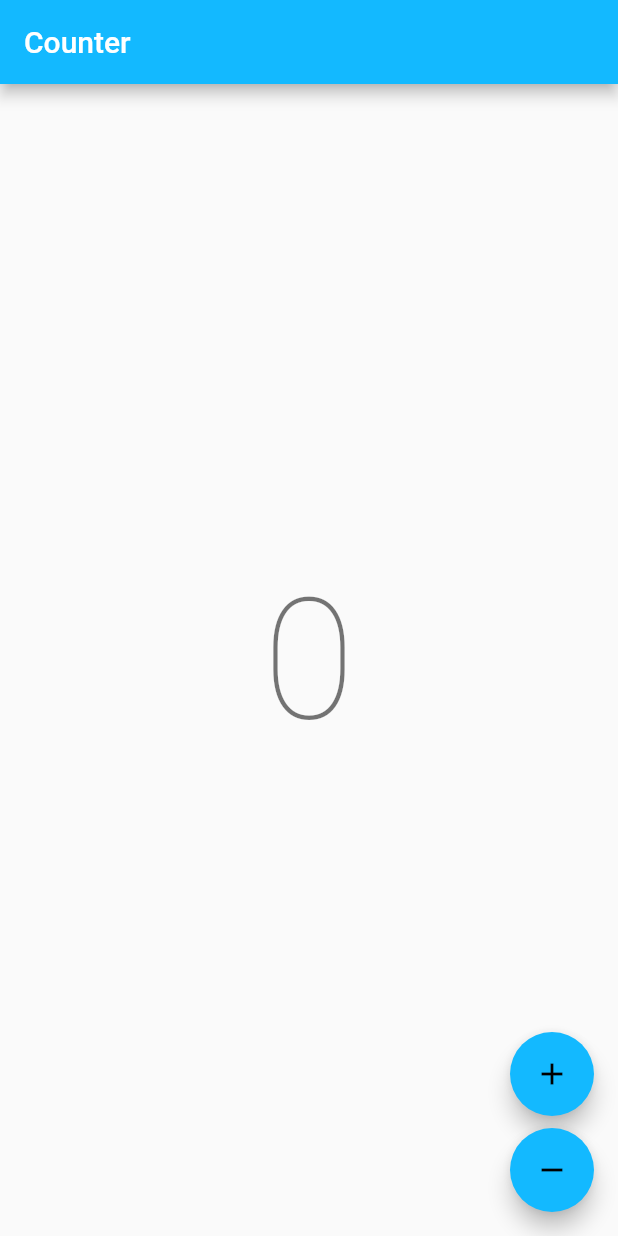
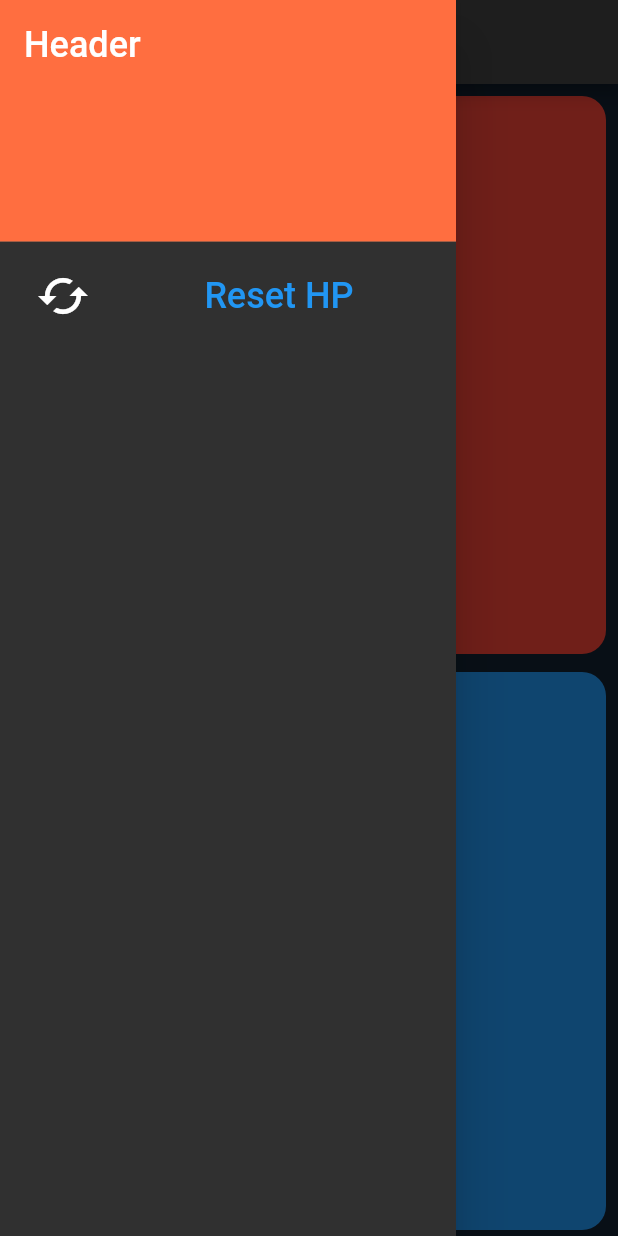
Before and after one commit to runiArnsbjornson/Apps_test_flutter, a Flutter app: the screen it shows after launch, with the side drawer open (before the commit the screen has no drawer), on a phone screen of 412 x 824 dp. Run offline on Flutter 3.47's test engine with Material 2 defaults, Android fonts, the phone set to English and light mode, and no system bars; our stand-ins replace bloc; generated files the repository leaves out were written again.

Commit message:
grosse avancée
ton avis et tes retours seraient hyper appréciés

```diff
--- a/runi_app/lib/app/app.dart
+++ b/runi_app/lib/app/app.dart
@@ -1 +1,194 @@
-export 'view/app.dart';
+import 'package:flutter/material.dart';
+
+const Color darkBlue = Color.fromARGB(255, 18, 32, 47);
+
+class MyApp extends StatefulWidget {
+  const MyApp({super.key});
+
+  @override
+  State<MyApp> createState() => _MyAppState();
+}
+
+class _MyAppState extends State<MyApp> {
+  final Player p1 = Player(2, 20);
+  final Player p2 = Player(2, 20);
+
+  @override
+  Widget build(BuildContext context) {
+    return MaterialApp(
+      theme: ThemeData.dark().copyWith(
+        scaffoldBackgroundColor: darkBlue,
+      ),
+      debugShowCheckedModeBanner: false,
+      home: Scaffold(
+        appBar: AppBar(
+          title: const Text('Runi app'),
+        ),
+        drawer: Drawer(
+          child: ListView(
+            children: <Widget>[
+              const DrawerHeader(
+                decoration: BoxDecoration(
+                  color: Colors.deepOrangeAccent,
+                ),
+                child: Text(
+                  'Header',
+                  style: TextStyle(
+                    color: Colors.white,
+                    fontSize: 24,
+                  ),
+                ),
+              ),
+              ListTile(
+                leading: IconButton(
+                  iconSize: 36,
+                  icon: const Icon(
+                    Icons.cached,
+                  ),
+                  onPressed: _resetPlayers,
+                ),
+                title:  const AlertReset(),
+              ),
+            ],
+          ),
+        ),
+        body: Center(
+          child: Column(
+            mainAxisAlignment: MainAxisAlignment.spaceEvenly,
+            children: [
+              Expanded(
+                child: Padding(
+                  padding: const EdgeInsets.fromLTRB(8, 8, 8, 4),
+                  child: PlayerWidget(
+                    color: Colors.red,
+                    player: p1,
+                  ),
+                ),
+              ),
+              Expanded(
+                child: Padding(
+                  padding: const EdgeInsets.fromLTRB(8, 8, 8, 4),
+                  child: PlayerWidget(
+                    color: Colors.blue,
+                    player: p2,
+                  ),
+                ),
+              ),
+            ],
+          ),
+        ),
+      ),
+    );
+  }
+
+  void _resetPlayers() {
+    setState(() {
+      p1.reset();
+      p2.reset();
+    });
+  }
+}
+
+class Player {
+  Player(this.id, this.startHp) : hp = startHp;
+
+  final int id;
+  int startHp;
+  int hp;
+
+  void reset() {
+    hp = startHp;
+  }
+}
+
+class PlayerWidget extends StatefulWidget {
+  const PlayerWidget({super.key, required this.color, required this.player});
+
+  final Color color;
+  final Player player;
+
+  @override
+  State<PlayerWidget> createState() => _PlayerWidgetState();
+}
+
+class _PlayerWidgetState extends State<PlayerWidget> {
+  @override
+  Widget build(BuildContext context) {
+    return DecoratedBox(
+      decoration: BoxDecoration(
+        color: widget.color,
+        borderRadius: BorderRadius.circular(16),
+      ),
+      child: Column(
+        children: <Widget>[
+          IconButton(
+            iconSize: 72,
+            color: Colors.black54,
+            icon: const Icon(Icons.remove),
+            onPressed: () => setState(() {
+              widget.player.hp--;
+            }),
+          ),
+          Expanded(
+            child: Center(
+              child: LayoutBuilder(
+                builder: (BuildContext context, BoxConstraints constraints) {
+                  return Text(
+                    widget.player.hp.toString(),
+                    style: TextStyle(
+                      fontSize: constraints.maxHeight >= 100 ? 100 : 54,
+                    ),
+                  );
+                },
+              ),
+            ),
+          ),
+          IconButton(
+            iconSize: 72,
+            color: Colors.black54,
+            icon: const Icon(Icons.add),
+            onPressed: () => setState(() {
+              widget.player.hp++;
+            }),
+          ),
+        ],
+      ),
+    );
+  }
+}
+
+class AlertReset extends StatelessWidget {
+  const AlertReset({super.key});
+
+  @override
+  Widget build(BuildContext context) {
+    return TextButton(
+      onPressed: () => showDialog<String>(
+        context: context,
+        builder: (BuildContext context) => AlertDialog(
+          title: const Text('Reset'),
+          content: const Text('Are you sure ?'),
+          actions: <Widget>[
+            TextButton(
+              onPressed: () => Navigator.pop(context, 'Cancel'),
+              child: const Text('Cancel'),
+            ),
+            TextButton(
+              onPressed: () {
+                Navigator.pop(context, 'Reset');
+         //       _resetPlayer;
+              },
+              child: const Text('Reset'),
+            ),
+          ],
+        ),
+      ),
+      child: const Text(
+        'Reset HP',
+        style: TextStyle(
+          fontSize: 24,
+        ),
+      ),
+    );
+  }
+}
--- a/runi_app/lib/app/view/app.dart
+++ /dev/null
@@ -1,22 +0,0 @@
-import 'package:flutter/material.dart';
-import 'package:runi_app/counter/counter.dart';
-import 'package:runi_app/l10n/l10n.dart';
-
-class App extends StatelessWidget {
-  const App({super.key});
-
-  @override
-  Widget build(BuildContext context) {
-    return MaterialApp(
-      theme: ThemeData(
-        appBarTheme: const AppBarTheme(color: Color(0xFF13B9FF)),
-        colorScheme: ColorScheme.fromSwatch(
-          accentColor: const Color(0xFF13B9FF),
-        ),
-      ),
-      localizationsDelegates: AppLocalizations.localizationsDelegates,
-      supportedLocales: AppLocalizations.supportedLocales,
-      home: const CounterPage(),
-    );
-  }
-}
--- a/runi_app/lib/counter/counter.dart
+++ /dev/null
@@ -1,2 +0,0 @@
-export 'cubit/counter_cubit.dart';
-export 'view/counter_page.dart';
--- a/runi_app/lib/counter/cubit/counter_cubit.dart
+++ /dev/null
@@ -1,8 +0,0 @@
-import 'package:bloc/bloc.dart';
-
-class CounterCubit extends Cubit<int> {
-  CounterCubit() : super(0);
-
-  void increment() => emit(state + 1);
-  void decrement() => emit(state - 1);
-}
--- a/runi_app/lib/counter/view/counter_page.dart
+++ /dev/null
@@ -1,55 +0,0 @@
-import 'package:flutter/material.dart';
-import 'package:flutter_bloc/flutter_bloc.dart';
-import 'package:runi_app/counter/counter.dart';
-import 'package:runi_app/l10n/l10n.dart';
-
-class CounterPage extends StatelessWidget {
-  const CounterPage({super.key});
-
-  @override
-  Widget build(BuildContext context) {
-    return BlocProvider(
-      create: (_) => CounterCubit(),
-      child: const CounterView(),
-    );
-  }
-}
-
-class CounterView extends StatelessWidget {
-  const CounterView({super.key});
-
-  @override
-  Widget build(BuildContext context) {
-    final l10n = context.l10n;
-    return Scaffold(
-      appBar: AppBar(title: Text(l10n.counterAppBarTitle)),
-      body: const Center(child: CounterText()),
-      floatingActionButton: Column(
-        mainAxisAlignment: MainAxisAlignment.end,
-        crossAxisAlignment: CrossAxisAlignment.end,
-        children: [
-          FloatingActionButton(
-            onPressed: () => context.read<CounterCubit>().increment(),
-            child: const Icon(Icons.add),
-          ),
-          const SizedBox(height: 8),
-          FloatingActionButton(
-            onPressed: () => context.read<CounterCubit>().decrement(),
-            child: const Icon(Icons.remove),
-          ),
-        ],
-      ),
-    );
-  }
-}
-
-class CounterText extends StatelessWidget {
-  const CounterText({super.key});
-
-  @override
-  Widget build(BuildContext context) {
-    final theme = Theme.of(context);
-    final count = context.select((CounterCubit cubit) => cubit.state);
-    return Text('$count', style: theme.textTheme.displayLarge);
-  }
-}
--- a/runi_app/lib/main_development.dart
+++ b/runi_app/lib/main_development.dart
@@ -2,5 +2,5 @@ import 'package:runi_app/app/app.dart';
 import 'package:runi_app/bootstrap.dart';
 
 void main() {
-  bootstrap(() => const App());
+  bootstrap(() => const MyApp());
 }
--- a/runi_app/lib/main_production.dart
+++ b/runi_app/lib/main_production.dart
@@ -2,5 +2,5 @@ import 'package:runi_app/app/app.dart';
 import 'package:runi_app/bootstrap.dart';
 
 void main() {
-  bootstrap(() => const App());
+  bootstrap(() => const MyApp());
 }
--- a/runi_app/lib/main_staging.dart
+++ b/runi_app/lib/main_staging.dart
@@ -2,5 +2,5 @@ import 'package:runi_app/app/app.dart';
 import 'package:runi_app/bootstrap.dart';
 
 void main() {
-  bootstrap(() => const App());
+  bootstrap(() => const MyApp());
 }
```
Also changed, not shown: runi_app/pubspec.lock.
